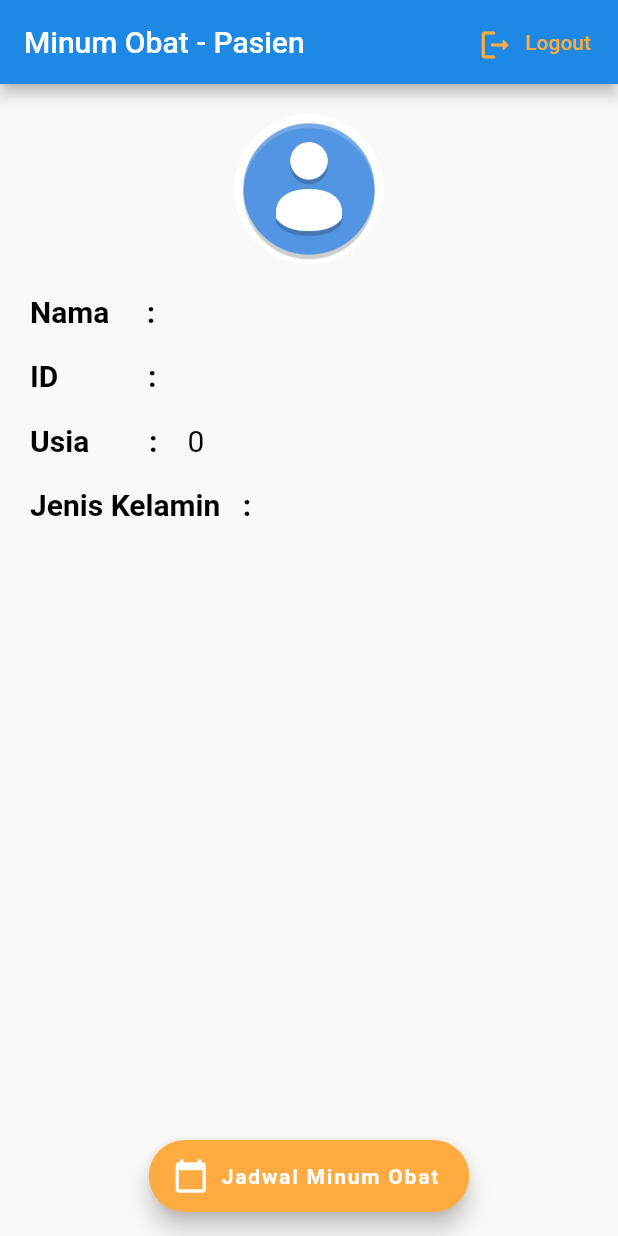
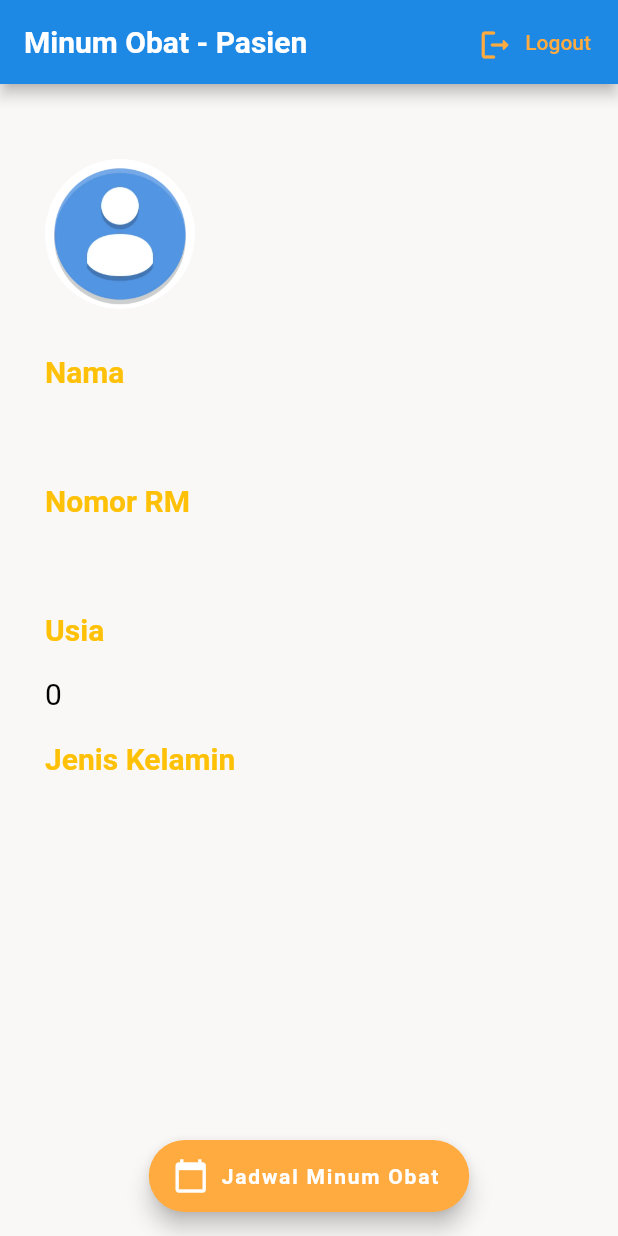
Before and after one commit to adrianuscharlie/Minum-Obat, a Flutter app: the screen it shows once a user with an empty profile is signed in, on a phone screen of 412 x 824 dp. Run offline on Flutter 3.47's test engine with Material 2 defaults, Android fonts, the light colour scheme and no system bars; our stand-ins replace cloud_firestore, email_validator, firebase_auth, firebase_core, firebase_messaging, flutter_local_notifications and 2 more; accounts and stored records are empty; Roboto replaces fonts that are missing (Ubuntu).

Commit message:
Fix and re-layout the pasien view

```diff
--- a/lib/pages/Pasien/HomePasien.dart
+++ b/lib/pages/Pasien/HomePasien.dart
@@ -4,7 +4,7 @@ import 'package:farmasi/service/Database.dart';
 import 'package:farmasi/service/Services.dart';
 import 'package:flutter/material.dart';
 import 'package:provider/provider.dart';
-
+import 'package:google_fonts/google_fonts.dart';
 import '../../Models/Obat.dart';
 import '../../Models/Pasien.dart';
 import '../../service/Auth.dart';
@@ -32,7 +32,11 @@ class _HomePasienState extends State<HomePasien> {
       appBar: AppBar(
         backgroundColor: Colors.blue[600],
         title: FittedBox(
-          child: Text("Minum Obat - Pasien"),
+          child: Text(
+            "Minum Obat - Pasien",
+            style:
+                GoogleFonts.ubuntu(fontSize: 20.0, fontWeight: FontWeight.bold),
+          ),
           fit: BoxFit.fitWidth,
         ),
         actions: <Widget>[
@@ -48,122 +52,107 @@ class _HomePasienState extends State<HomePasien> {
               ),
               label: Text(
                 "Logout",
-                style: TextStyle(color: Colors.orangeAccent),
+                style: GoogleFonts.ubuntu(color: Colors.orangeAccent),
               ),
             ),
           )
         ],
       ),
       body: SingleChildScrollView(
-        padding: EdgeInsets.all(20.0),
+        padding: EdgeInsets.fromLTRB(30, 50, 20, 20),
         scrollDirection: Axis.vertical,
-        child: (Column(
-          mainAxisAlignment: MainAxisAlignment.center,
-          crossAxisAlignment: CrossAxisAlignment.center,
+        child: Column(
+            mainAxisAlignment: MainAxisAlignment.start,
+            crossAxisAlignment: CrossAxisAlignment.start,
             children: [
-            Center(
-              child: CircleAvatar(
-                child: Image(
-                  image: AssetImage('assets/avatar.png'),
-                ),
-                radius: 50,
+              CircleAvatar(
+                child: Image(image: AssetImage('assets/avatar.png')),
+                radius: 50.0,
                 backgroundColor: Colors.white,
               ),
+              SizedBox(
+                height: 30.0,
               ),
-            SizedBox(height: 20.0),
-            Row(
-              children: [
-                Text(
-                  "Nama     :",
-                  style: TextStyle(
+              Text("Nama",
+                  style: GoogleFonts.ubuntu(
                       fontSize: 20.0,
-                      fontWeight: FontWeight.bold,
-                      color: Colors.black),
-                ),
+                      color: Colors.amber,
+                      fontWeight: FontWeight.bold)),
               SizedBox(
-                  width: 20.0,
+                height: 20.0,
               ),
               FittedBox(
-                  fit: BoxFit.scaleDown,
+                fit: BoxFit.cover,
                 child: Text(
                   pasien.nama,
-                    style: TextStyle(
-                      color: Colors.black,
-                      fontSize: 20.0,
+                  style:
+                      GoogleFonts.ubuntu(fontSize: 20.0, color: Colors.black),
                 ),
-                  ),
-                )
-              ],
-            ),
-            SizedBox(height: 20.0),
-            Row(
-              children: [
-                Text(
-                  "ID            :",
-                  style: TextStyle(
-                      fontSize: 20.0,
-                      fontWeight: FontWeight.bold,
-                      color: Colors.black),
-                ),
-                SizedBox(
-                  width: 20.0,
-                ),
-                Text(
-                  pasien.id,
-                  style: TextStyle(
-                    color: Colors.black,
-                    fontSize: 20.0,
-                  ),
-                )
-              ],
               ),
               SizedBox(
                 height: 20.0,
               ),
-            Row(
-              children: [
               Text(
-                  "Usia        :",
-                  style: TextStyle(
+                "Nomor RM",
+                style: GoogleFonts.ubuntu(
                     fontSize: 20.0,
-                      fontWeight: FontWeight.bold,
-                      color: Colors.black),
-                ),
-                SizedBox(
-                  width: 20.0,
-                ),
-                Text(
-                  pasien.tahun_lahir.toString(),
-                  style: TextStyle(
-                    color: Colors.black,
-                    fontSize: 20.0,
-                  ),
-                )
-              ],
+                    color: Colors.amber,
+                    fontWeight: FontWeight.bold),
               ),
               SizedBox(
                 height: 20.0,
               ),
-            Row(
-              children: [
-                Text(
-                  "Jenis Kelamin   :",
-                  style: TextStyle(
-                      fontSize: 20.0,
-                      fontWeight: FontWeight.bold,
-                      color: Colors.black),
+              FittedBox(
+                fit: BoxFit.cover,
+                child: Text(
+                  pasien.id,
+                  style:
+                      GoogleFonts.ubuntu(fontSize: 20.0, color: Colors.black),
+                ),
               ),
               SizedBox(
-                  width: 20.0,
+                height: 20.0,
               ),
               Text(
+                "Usia",
+                style: GoogleFonts.ubuntu(
+                    fontSize: 20.0,
+                    color: Colors.amber,
+                    fontWeight: FontWeight.bold),
+              ),
+              SizedBox(
+                height: 20.0,
+              ),
+              FittedBox(
+                fit: BoxFit.cover,
+                child: Text(
+                  pasien.tahun_lahir.toString(),
+                  style:
+                      GoogleFonts.ubuntu(fontSize: 20.0, color: Colors.black),
+                ),
+              ),
+              SizedBox(
+                height: 20.0,
+              ),
+              Text(
+                "Jenis Kelamin",
+                style: GoogleFonts.ubuntu(
+                    fontSize: 20.0,
+                    color: Colors.amber,
+                    fontWeight: FontWeight.bold),
+              ),
+              SizedBox(
+                height: 20.0,
+              ),
+              FittedBox(
+                fit: BoxFit.cover,
+                child: Text(
                   pasien.gender,
-                  style: TextStyle(fontSize: 20.0, color: Colors.black),
-                )
-              ],
+                  style:
+                      GoogleFonts.ubuntu(fontSize: 20.0, color: Colors.black),
                 ),
-          ],
-        )),
+              ),
+            ]),
       ),
       floatingActionButton: FloatingActionButton.extended(
         onPressed: () {
--- a/pubspec.yaml
+++ b/pubspec.yaml
@@ -40,6 +40,7 @@ dependencies:
   firebase_messaging: ^11.4.0
   http: ^0.13.4
   flutter_local_notifications: ^9.5.3+1
+  google_fonts: ^3.0.1
 
   # The following adds the Cupertino Icons font to your application.
   # Use with the CupertinoIcons class for iOS style icons.
```
Also changed, not shown: lib/pages/Apoteker/PasienProfile.dart (+66 -94 lines), lib/pages/Pasien/Jadwal.dart (+26 -11 lines), lib/pages/Pasien/ListViewJadwal.dart (+27 -21 lines), pubspec.lock. Lines whose indentation alone changed are shown as unchanged.
